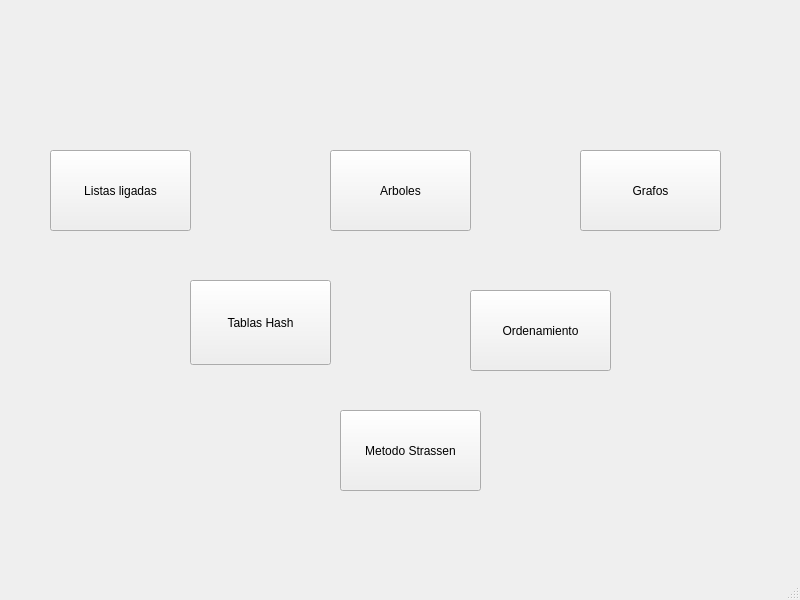
fcall34/dataestructurefordummies, file UIS/menuTemas.ui: the form before one commit.
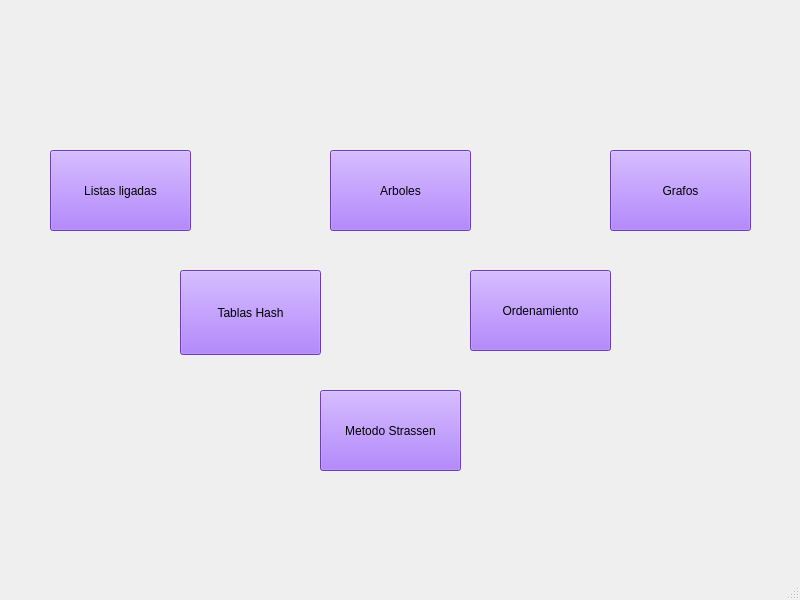
The form after the commit.

What changed in the file:
```diff
--- a/UIS/menuTemas.ui
+++ b/UIS/menuTemas.ui
@@ -13,6 +13,10 @@
   <property name="windowTitle">
    <string>MainWindow</string>
   </property>
+  <property name="styleSheet">
+   <string notr="true">background-color: rgb(51,102,255
+)</string>
+  </property>
   <widget class="QWidget" name="centralwidget">
    <widget class="QPushButton" name="btnListas">
     <property name="geometry">
@@ -23,6 +27,9 @@
       <height>81</height>
      </rect>
     </property>
+    <property name="styleSheet">
+     <string notr="true">background-color: rgb(150,85,255)</string>
+    </property>
     <property name="text">
      <string>Listas ligadas</string>
     </property>
@@ -36,6 +43,9 @@
       <height>81</height>
      </rect>
     </property>
+    <property name="styleSheet">
+     <string notr="true">background-color: rgb(150,85,255)</string>
+    </property>
     <property name="text">
      <string>Arboles</string>
     </property>
@@ -43,12 +53,15 @@
    <widget class="QPushButton" name="btnHash">
     <property name="geometry">
      <rect>
-      <x>190</x>
-      <y>280</y>
+      <x>180</x>
+      <y>270</y>
       <width>141</width>
       <height>85</height>
      </rect>
     </property>
+    <property name="styleSheet">
+     <string notr="true">background-color: rgb(150,85,255)</string>
+    </property>
     <property name="text">
      <string>Tablas Hash</string>
     </property>
@@ -56,12 +69,15 @@
    <widget class="QPushButton" name="btnGrafos">
     <property name="geometry">
      <rect>
-      <x>580</x>
+      <x>610</x>
       <y>150</y>
       <width>141</width>
       <height>81</height>
      </rect>
     </property>
+    <property name="styleSheet">
+     <string notr="true">background-color: rgb(150,85,255)</string>
+    </property>
     <property name="text">
      <string>Grafos</string>
     </property>
@@ -70,11 +86,14 @@
     <property name="geometry">
      <rect>
       <x>470</x>
-      <y>290</y>
+      <y>270</y>
       <width>141</width>
       <height>81</height>
      </rect>
     </property>
+    <property name="styleSheet">
+     <string notr="true">background-color: rgb(150,85,255)</string>
+    </property>
     <property name="text">
      <string>Ordenamiento</string>
     </property>
@@ -82,12 +101,15 @@
    <widget class="QPushButton" name="btnStrassen">
     <property name="geometry">
      <rect>
-      <x>340</x>
-      <y>410</y>
+      <x>320</x>
+      <y>390</y>
       <width>141</width>
       <height>81</height>
      </rect>
     </property>
+    <property name="styleSheet">
+     <string notr="true">background-color: rgb(150,85,255)</string>
+    </property>
     <property name="text">
      <string>Metodo Strassen</string>
     </property>
```
